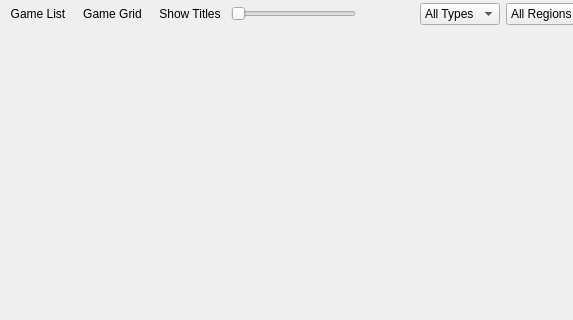
PCSX2/pcsx2, file pcsx2-qt/GameList/GameListWidget.ui: the form before one commit; both pictures show x 0 to 573 and y 0 to 320 of the 758 by 619 pixel window.
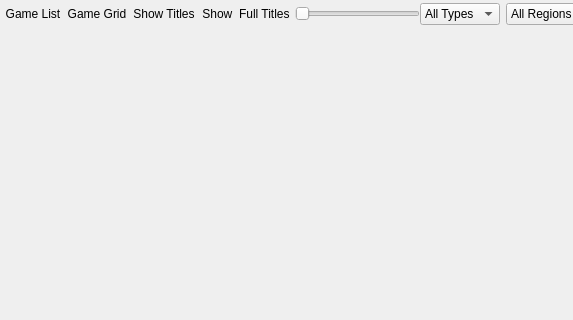
The form after the commit. Icons and pictures are not drawn.

Commit message:
Qt: show full game titles in grid mode
Added UI element with new icon and a calculation of max text height.

```diff
--- a/pcsx2-qt/GameList/GameListWidget.ui
+++ b/pcsx2-qt/GameList/GameListWidget.ui
@@ -120,6 +120,31 @@
          </property>
         </widget>
        </item>
+       <item>
+        <widget class="QToolButton" name="viewFullGridTitles">
+         <property name="minimumSize">
+          <size>
+           <width>32</width>
+           <height>0</height>
+          </size>
+         </property>
+         <property name="toolTip">
+          <string>Show Full Titles</string>
+         </property>
+         <property name="text">
+          <string>Show  Full Titles</string>
+         </property>
+         <property name="icon">
+          <iconset theme="price-tag-2-line"/>
+         </property>
+         <property name="checkable">
+          <bool>true</bool>
+         </property>
+         <property name="autoRaise">
+          <bool>true</bool>
+         </property>
+        </widget>
+       </item>
        <item>
         <widget class="QSlider" name="gridScale">
          <property name="minimumSize">
```
Left out of the diff: 1 changed line with no effect on the pictures. The commit also changes 9 other files.
